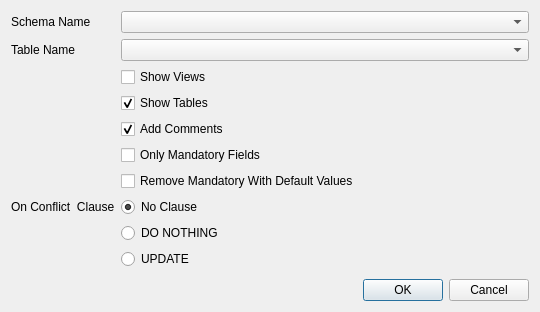
Qt form GUI/pgdba_sqlgenplugin/dlginsert.ui (marcotcal/PG-DBA-Tools) before a commit.
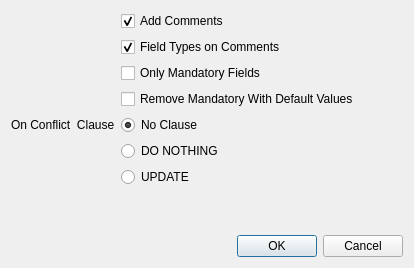
The same form after that commit.

Diff of the .ui file:
```diff
--- a/GUI/pgdba_sqlgenplugin/dlginsert.ui
+++ b/GUI/pgdba_sqlgenplugin/dlginsert.ui
@@ -6,8 +6,8 @@
    <rect>
     <x>0</x>
     <y>0</y>
-    <width>540</width>
-    <height>312</height>
+    <width>414</width>
+    <height>268</height>
    </rect>
   </property>
   <property name="windowTitle">
@@ -19,75 +19,38 @@
   <layout class="QVBoxLayout" name="verticalLayout">
    <item>
     <layout class="QFormLayout" name="formLayout">
-     <item row="0" column="0">
-      <widget class="QLabel" name="label">
-       <property name="text">
-        <string>Schema Name</string>
-       </property>
-      </widget>
-     </item>
      <item row="0" column="1">
-      <widget class="QComboBox" name="schemas"/>
-     </item>
-     <item row="1" column="0">
-      <widget class="QLabel" name="label_2">
+      <widget class="QCheckBox" name="add_comments">
        <property name="text">
-        <string>Table Name</string>
+        <string>Add Comments</string>
+       </property>
+       <property name="checked">
+        <bool>true</bool>
        </property>
       </widget>
      </item>
-     <item row="1" column="1">
-      <widget class="QComboBox" name="tables"/>
-     </item>
      <item row="2" column="1">
-      <widget class="QCheckBox" name="show_views">
+      <widget class="QCheckBox" name="only_mandatory">
        <property name="text">
-        <string>Show Views</string>
+        <string>Only Mandatory Fields</string>
        </property>
       </widget>
      </item>
      <item row="3" column="1">
-      <widget class="QCheckBox" name="show_tables">
+      <widget class="QCheckBox" name="remove_mandatory_with_defaults">
        <property name="text">
-        <string>Show Tables</string>
-       </property>
-       <property name="checked">
-        <bool>true</bool>
+        <string>Remove Mandatory With Default Values</string>
        </property>
       </widget>
      </item>
-     <item row="7" column="0">
+     <item row="4" column="0">
       <widget class="QLabel" name="label_3">
        <property name="text">
         <string>On Conflict  Clause</string>
        </property>
       </widget>
      </item>
-     <item row="9" column="1">
-      <widget class="QRadioButton" name="update">
-       <property name="text">
-        <string>UPDATE</string>
-       </property>
-      </widget>
-     </item>
      <item row="4" column="1">
-      <widget class="QCheckBox" name="add_comments">
-       <property name="text">
-        <string>Add Comments</string>
-       </property>
-       <property name="checked">
-        <bool>true</bool>
-       </property>
-      </widget>
-     </item>
-     <item row="6" column="1">
-      <widget class="QCheckBox" name="remove_mandatory_with_defaults">
-       <property name="text">
-        <string>Remove Mandatory With Default Values</string>
-       </property>
-      </widget>
-     </item>
-     <item row="7" column="1">
       <widget class="QRadioButton" name="no_on_conflict_clause">
        <property name="text">
         <string>No Clause</string>
@@ -97,7 +60,7 @@
        </property>
       </widget>
      </item>
-     <item row="8" column="1">
+     <item row="5" column="1">
       <widget class="QRadioButton" name="do_nothing">
        <property name="text">
         <string>DO NOTHING</string>
@@ -107,10 +70,20 @@
        </property>
       </widget>
      </item>
-     <item row="5" column="1">
-      <widget class="QCheckBox" name="only_mandatory">
+     <item row="6" column="1">
+      <widget class="QRadioButton" name="update">
        <property name="text">
-        <string>Only Mandatory Fields</string>
+        <string>UPDATE</string>
+       </property>
+      </widget>
+     </item>
+     <item row="1" column="1">
+      <widget class="QCheckBox" name="show_types">
+       <property name="text">
+        <string>Field Types on Comments</string>
+       </property>
+       <property name="checked">
+        <bool>true</bool>
        </property>
       </widget>
      </item>
```
